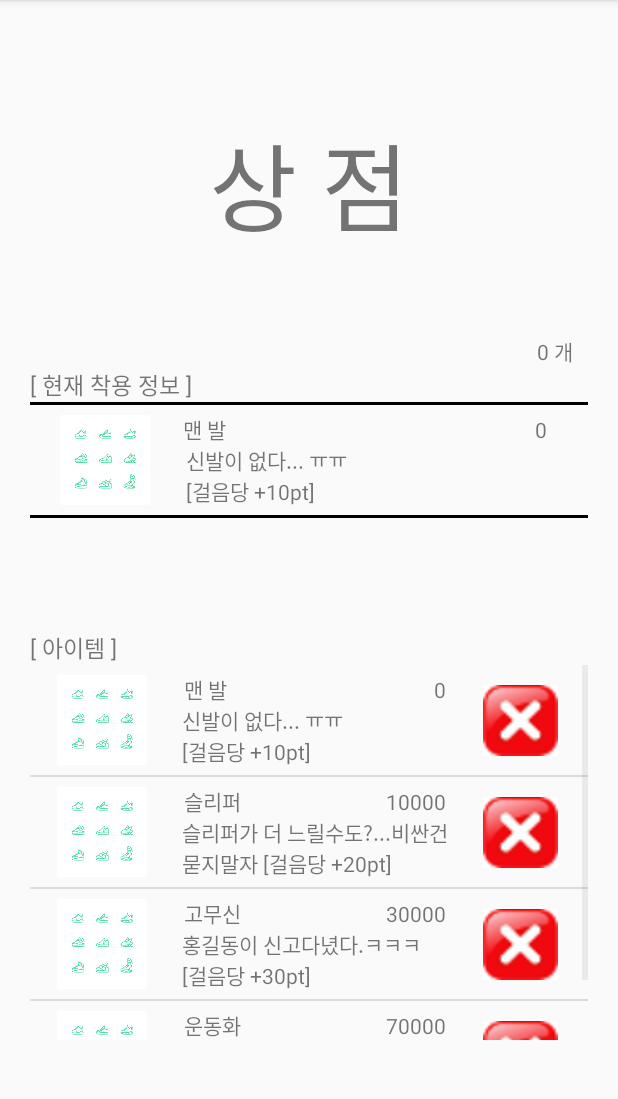
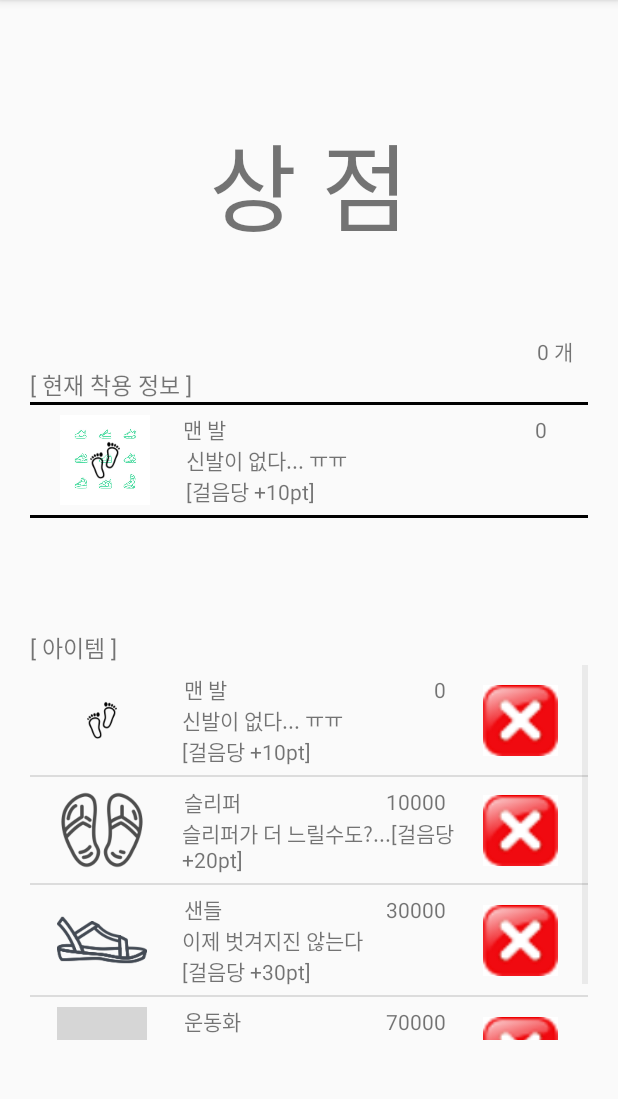
Before and after one commit to lsw725/THEWALKER, an Android app: the ShopActivity screen opened directly, with no data from a screen before it, on a phone screen of 412 x 824 dp, the part 84-1183 px from its top. Run offline under Robolectric (Android 15) with nearby library versions, the phone set to English and light mode, and no system bars; our stand-ins replace Firebase (no records; nobody signed in at launch, a user with empty details on screens opened directly); 2 statements that could not run were skipped; grey boxes are pictures that could not be loaded.

Commit message:
kt 파일 최종 정리

```diff
--- a/app/src/main/java/com/example/kimhun/thewalker/ShopActivity.kt
+++ b/app/src/main/java/com/example/kimhun/thewalker/ShopActivity.kt
@@ -1,8 +1,8 @@
 package com.example.kimhun.thewalker
 
-import android.support.v7.app.AppCompatActivity
 import android.os.Bundle
 import android.support.v4.content.ContextCompat
+import android.support.v7.app.AppCompatActivity
 import android.util.Log
 import android.widget.ImageView
 import android.widget.ListView
@@ -19,10 +19,10 @@ class ShopActivity : AppCompatActivity() {
     val money by lazy { (intent.extras["money"] ?: 0).toString().toInt() }
 
     private val shoesArrayList by lazy {
-        arrayListOf(ItemsListItem(ContextCompat.getDrawable(this,R.drawable.shoes),"맨 발",0,"신발이 없다... ㅠㅠ\n[걸음당 +10pt]",10),
-                    ItemsListItem(ContextCompat.getDrawable(this,R.drawable.shoes),"슬리퍼",10000,"슬리퍼가 더 느릴수도?...비싼건 묻지말자 [걸음당 +20pt]",20),
-                    ItemsListItem(ContextCompat.getDrawable(this,R.drawable.shoes),"고무신",30000,"홍길동이 신고다녔다.ㅋㅋㅋ\n[걸음당 +30pt]",30),
-                    ItemsListItem(ContextCompat.getDrawable(this,R.drawable.shoes),"운동화", 70000, "그냥 운동화\n[걸음당 +40pt]",40))
+        arrayListOf(ItemsListItem(ContextCompat.getDrawable(this,R.drawable.foot),"맨 발",0,"신발이 없다... ㅠㅠ\n[걸음당 +10pt]",10),
+                    ItemsListItem(ContextCompat.getDrawable(this,R.drawable.slipper),"슬리퍼",10000,"슬리퍼가 더 느릴수도?...[걸음당 +20pt]",20),
+                    ItemsListItem(ContextCompat.getDrawable(this,R.drawable.sandal),"샌들",30000,"이제 벗겨지진 않는다\n[걸음당 +30pt]",30),
+                    ItemsListItem(ContextCompat.getDrawable(this,R.drawable.walkingshoes),"운동화", 70000, "그냥 운동화\n[걸음당 +40pt]",40))
     }
 
     override fun onCreate(savedInstanceState: Bundle?) {
--- a/app/src/main/java/com/example/kimhun/thewalker/StepCheckService.kt
+++ b/app/src/main/java/com/example/kimhun/thewalker/StepCheckService.kt
@@ -80,8 +80,8 @@ class StepCheckService : Service(), SensorEventListener {
 
                     StepValue.step = count++
 
-                    var vibrator = getSystemService(Context.VIBRATOR_SERVICE) as Vibrator
-                    vibrator.vibrate(100)
+                    //var vibrator = getSystemService(Context.VIBRATOR_SERVICE) as Vibrator
+                    //vibrator.vibrate(100)
 
 
                     //val msg = (StepValue.step * 10 / 2).toString() + ""
```
